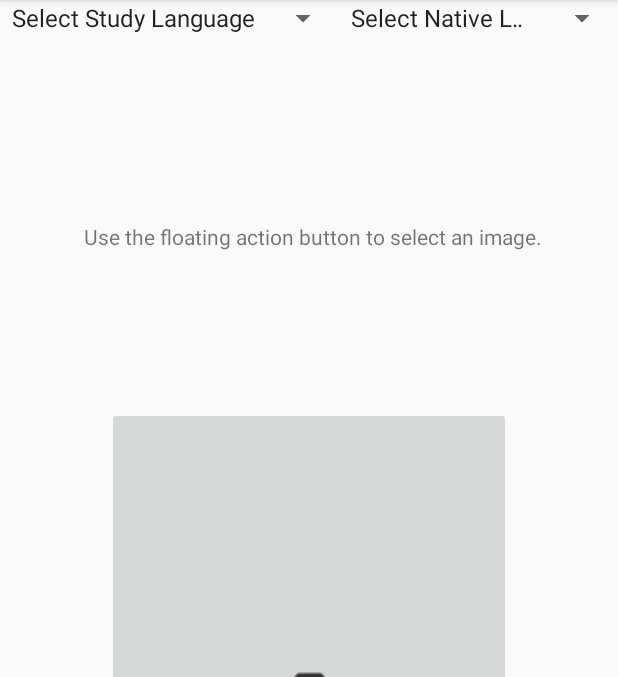
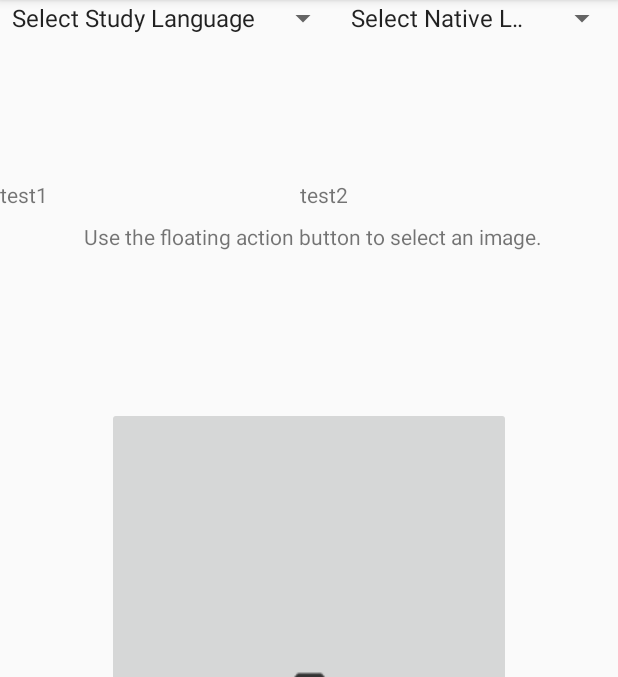
Before and after one commit to chojpsh1/dicpicture, an Android app: the screen it shows after launch (MainActivity), on a phone screen of 412 x 824 dp, the part 84-761 px from its top. Run offline under Robolectric (Android 15) with nearby library versions, the phone set to English and light mode, and no system bars; libraries missing offline, so code that uses them is left out: com.google.api.client, com.google.api.services.

Commit message:
View both study language and native language

```diff
--- a/app/src/main/java/com/example/seoyukyung/dicpicture/MainActivity.java
+++ b/app/src/main/java/com/example/seoyukyung/dicpicture/MainActivity.java
@@ -73,6 +73,11 @@ public class MainActivity extends AppCompatActivity implements AdapterView.OnIte
     private static TextView mImageDetails;
     private ImageView mMainImage;
 
+    private static TextView sSourceLangTextView;
+    private static TextView dDesLangTextView;
+
+    private static String saveForSourceLang;
+
     //private TextView sSelectSourceLang;
     private Spinner sSourceLangSpinner;
     private Spinner dDestLangSpinner;
@@ -119,6 +124,9 @@ public class MainActivity extends AppCompatActivity implements AdapterView.OnIte
 
         mImageDetails = findViewById(R.id.image_details2);
         mMainImage = findViewById(R.id.main_image2);
+
+        sSourceLangTextView = findViewById(R.id.study_textview);
+        dDesLangTextView = findViewById(R.id.native_textview);
     }
 
     @Override
@@ -127,7 +135,7 @@ public class MainActivity extends AppCompatActivity implements AdapterView.OnIte
         int tmp = adapterView.getId();
         String tmpStr;
 
-        if(tmp == 2131165303) {
+        if(tmp == 2131165303 || tmp == 2131165304) {
             switch (i) {
                 case 0:
                     sSelectSourceLang = "";
@@ -360,9 +368,23 @@ public class MainActivity extends AppCompatActivity implements AdapterView.OnIte
         protected void onPostExecute(String result) {
             MainActivity activity = mActivityWeakReference.get();
             if (activity != null && !activity.isFinishing()) {
-                TextView imageDetail = activity.findViewById(R.id.image_details2);
-                imageDetail.setText(result);
+                TextView nativeDetail = activity.findViewById(R.id.native_textview);
+                nativeDetail.setText(result);
+
+                sSelectDestLang = sSelectSourceLang;
+
+                if(sSelectSourceLang == "en") {
+                    TextView studyDetail = activity.findViewById(R.id.study_textview);
+                    studyDetail.setText(saveForSourceLang);
+                } else {
+                    TextView studyDetail = activity.findViewById(R.id.study_textview);
+                    PapagoTranslateTask papagoTask = new PapagoTranslateTask();
+                    Object tmp = papagoTask.execute(saveForSourceLang);
+                    studyDetail.setText((String)tmp);
+                }
             }
+
+
         }
     }
 
@@ -407,12 +429,20 @@ public class MainActivity extends AppCompatActivity implements AdapterView.OnIte
 
         List<EntityAnnotation> labels = response.getResponses().get(0).getLabelAnnotations();
         if (labels != null) {
+
+            PapagoTranslateTask papagoTask = new PapagoTranslateTask();
+            saveForSourceLang = labels.get(0).getDescription();
+            papagoTask.execute(labels.get(0).getDescription());
+
+            /*
             for (EntityAnnotation label : labels) {
                 PapagoTranslateTask papagoTask = new PapagoTranslateTask();
+                saveForSourceLang = label.getDescription();
                 papagoTask.execute(label.getDescription());
                 //message.append(papagoTask.execute(label.getDescription()));
                 //message.append("\n");
             }
+            */
 
 
         } else {
@@ -430,10 +460,10 @@ public class MainActivity extends AppCompatActivity implements AdapterView.OnIte
         String clientId = "";
         String clientSecret = "";
 
-        //String sourceLang = "en";
+        String sourceLang = "en";
         //String destinationLang = "ko";
 
-        String sourceLang = sSelectSourceLang;
+        //String sourceLang = sSelectSourceLang;
         String destinationLang = sSelectDestLang;
 
         @Override
--- a/app/src/main/res/layout/activity_main.xml
+++ b/app/src/main/res/layout/activity_main.xml
@@ -18,6 +18,25 @@
         app:layout_constraintEnd_toEndOf="parent"
         app:layout_constraintStart_toStartOf="parent"
         app:layout_constraintTop_toBottomOf="@+id/image_details2" />
+
+    <TextView
+        android:id="@+id/study_textview"
+        android:layout_width="match_parent"
+        android:layout_height="wrap_content"
+        android:layout_marginTop="120dp"
+        android:text="test1"
+        app:layout_constraintTop_toTopOf="parent" />
+
+    <TextView
+        android:id="@+id/native_textview"
+        android:layout_width="match_parent"
+        android:layout_height="wrap_content"
+        android:layout_marginLeft="200dp"
+        android:layout_marginStart="200dp"
+        android:layout_marginTop="120dp"
+        android:text="test2"
+        app:layout_constraintStart_toStartOf="parent"
+        app:layout_constraintTop_toTopOf="parent" />
 
     <TextView
         android:id="@+id/image_details2"
```
